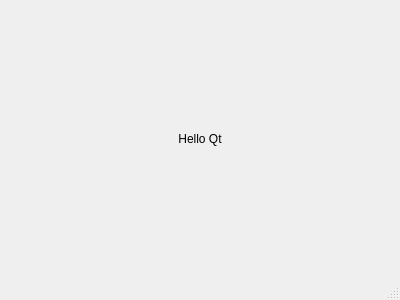
plter/LearnQt, file HelloQt/mainwindow.ui: the form before one commit.
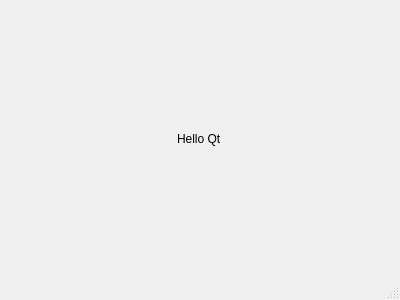
The form after the commit.

Patch:
```diff
--- a/HelloQt/mainwindow.ui
+++ b/HelloQt/mainwindow.ui
@@ -32,14 +32,11 @@
    <layout class="QVBoxLayout" name="verticalLayout_2">
     <item>
      <layout class="QVBoxLayout" name="verticalLayout">
-      <item>
+      <item alignment="Qt::AlignHCenter|Qt::AlignVCenter">
        <widget class="QLabel" name="label">
         <property name="text">
          <string>Hello Qt</string>
         </property>
-        <property name="alignment">
-         <set>Qt::AlignCenter</set>
-        </property>
        </widget>
       </item>
      </layout>
```
